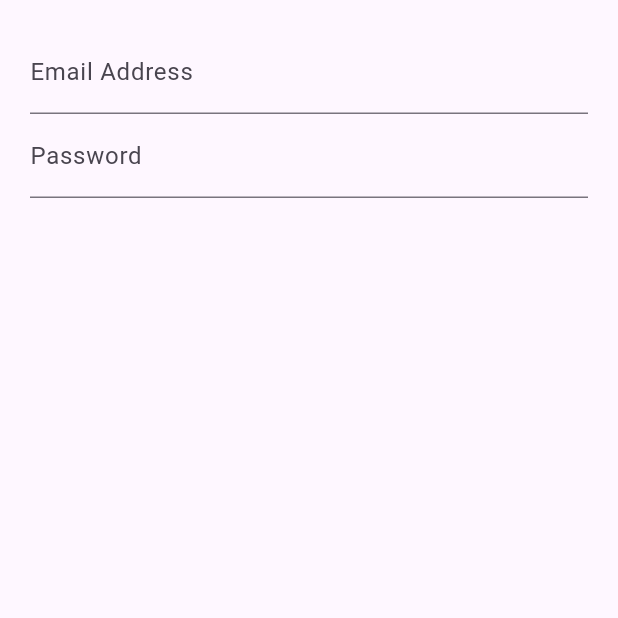
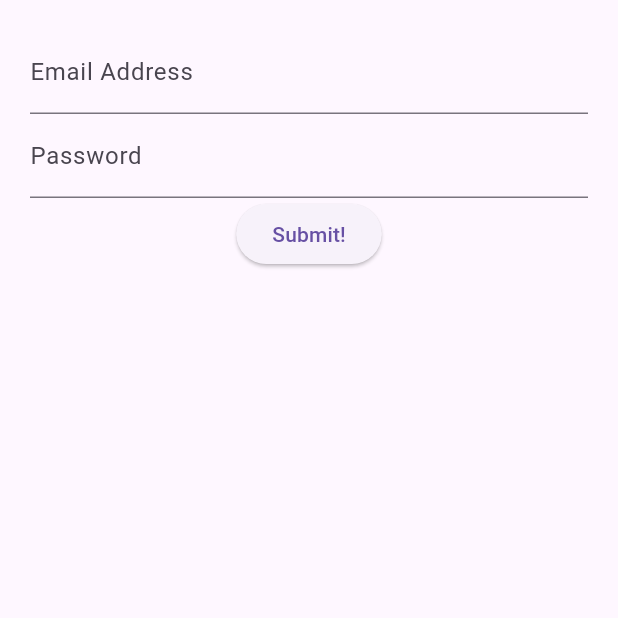
Before and after one commit to jaques67/udemy_stephen_girder, a Flutter app: the screen it shows after launch, on a phone screen of 412 x 824 dp, the top half of it. Run offline on Flutter 3.47's test engine with Material 3 defaults, Android fonts, the phone set to English and light mode, and no system bars.

Commit message:
Lesson 112
Displaying Buttons with RaisedButton
RaisedButton is deprecated and was replaced with ElevatedButton.

```diff
--- a/Flutter_and_Dart/login_stateful/lib/src/screens/login_screen.dart
+++ b/Flutter_and_Dart/login_stateful/lib/src/screens/login_screen.dart
@@ -17,7 +17,7 @@ class LoginScreenState extends State<LoginScreen> {
           children: [
             emailField(),
             passwordField(),
-              // submitButton(),
+            submitButton(),
           ],
         ),
       ),
@@ -36,7 +36,7 @@ class LoginScreenState extends State<LoginScreen> {
 
   Widget passwordField() {
     return TextFormField(
-      obscureText: false,  // set to true to obscure the password field
+      obscureText: false, // set to true to obscure the password field
       decoration: const InputDecoration(
         labelText: 'Password',
         hintText: 'Password',
@@ -44,7 +44,10 @@ class LoginScreenState extends State<LoginScreen> {
     );
   }
 
-  // Widget submitButton() {
-  //   throw
-  // }
+  Widget submitButton() {
+    return ElevatedButton(
+      onPressed: () {},
+      child: const Text('Submit!'),
+    );
   }
+}
```
Lines whose indentation alone changed are shown as unchanged.
